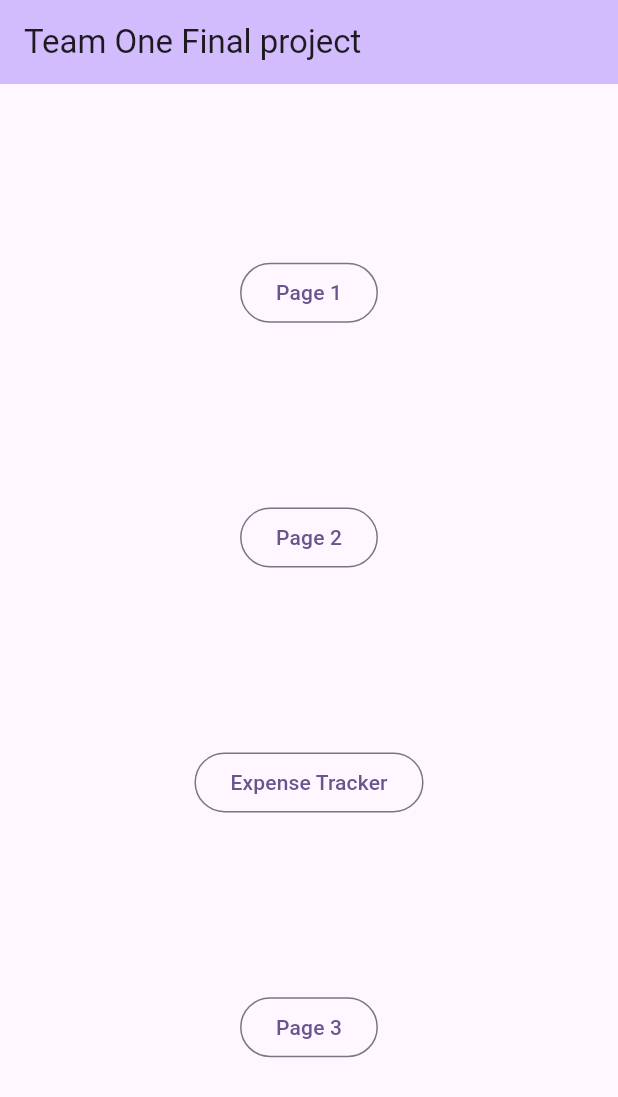
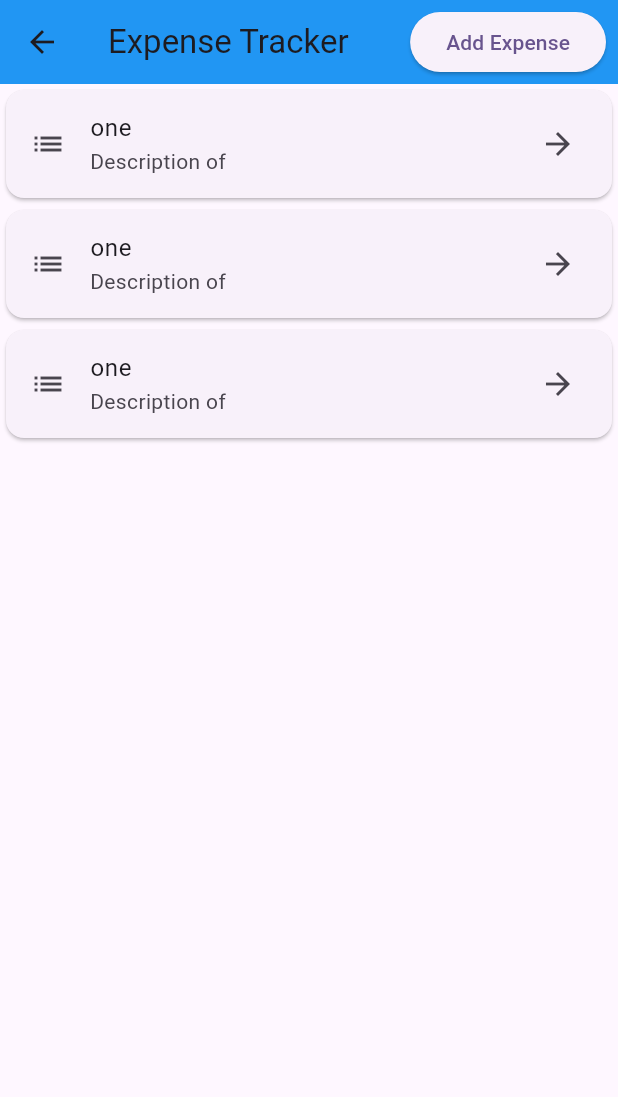
Before and after one commit to ArmanBhatia0100/MobileProgrammingFinalProject, a Flutter app: the screen it shows after launch, after a tap on "Expense Tracker", on a phone screen of 412 x 824 dp. Shown: the top 1097 px of the screen. Run offline on Flutter 3.47's test engine with Material 3 defaults, Android fonts, the phone set to English and light mode, and no system bars.

Commit message:
added the template of the expense list

```diff
--- a/lib/main.dart
+++ b/lib/main.dart
@@ -1,4 +1,5 @@
 import 'package:flutter/material.dart';
+import 'package:mobile_programming_final_project/view/expenseTracker/ExpenseTrackerHome.dart';
 
 void main() {
   runApp(const MyApp());
@@ -19,7 +20,7 @@ class MyApp extends StatelessWidget {
       ),
       routes:{
         "/":(context)=>const MyHomePage(title: 'Team One Final project'),
-
+  "/expense":(context)=>const Expensetrackerhome(),
       } ,
     );
   }
--- /dev/null
+++ b/lib/view/expenseTracker/ExpenseTrackerHome.dart
@@ -0,0 +1,39 @@
+import 'package:flutter/material.dart';
+
+
+class Expensetrackerhome extends StatefulWidget {
+  const Expensetrackerhome({super.key});
+
+  @override
+  State<Expensetrackerhome> createState() => _ExpensetrackerhomeState();
+}
+
+class _ExpensetrackerhomeState extends State<Expensetrackerhome> {
+  @override
+  Widget build(BuildContext context) {
+    return Scaffold(
+      appBar: AppBar(
+        backgroundColor: Colors.blue,
+        title: Text("Expense Tracker"),
+        actions: [
+          Padding(
+            padding: const EdgeInsets.all(8.0),
+            child: ElevatedButton(onPressed: (){}, child: Text("Add Expense")),
+          )
+        ],
+      ),
+      body: ListView.builder(
+        itemCount: 3,
+          itemBuilder: (context,index){
+        return Card(
+          child: ListTile(
+            title: Text("one"),
+            subtitle: Text("Description of "),
+            leading: Icon(Icons.list),
+            trailing: Icon(Icons.arrow_forward),
+          ),
+        );
+      }),
+    );
+  }
+}
```
